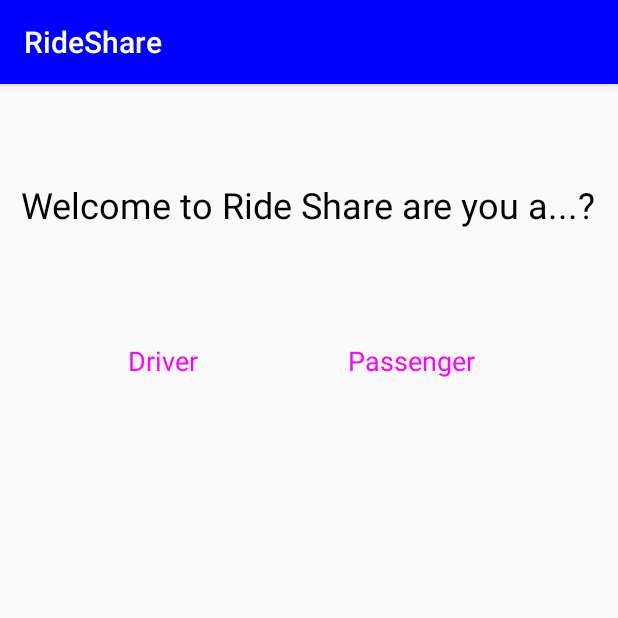
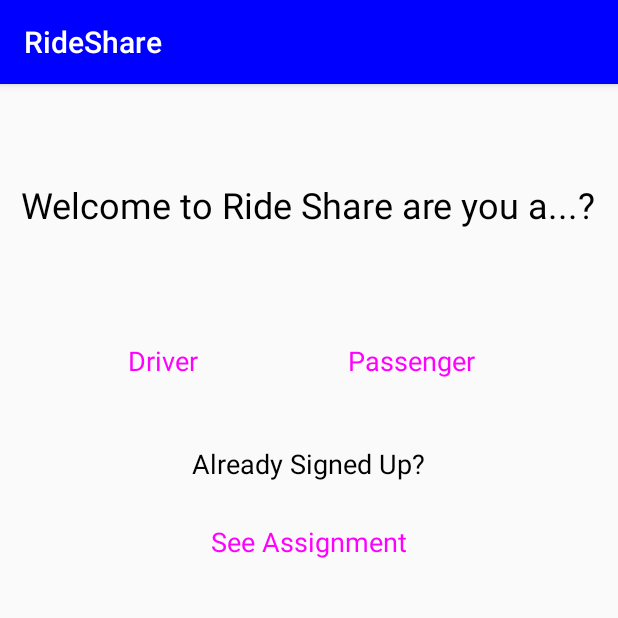
Before and after one commit to cjl1053/HackNH2020, an Android app: the screen it shows after launch (MainActivity), on a phone screen of 412 x 824 dp, the top half of it. Run offline under Robolectric (Android 15) with nearby library versions, the phone set to English and light mode, and no system bars.

Commit message:
Beginning of SeeAssignment stuff

```diff
--- a/RideShare/app/build.gradle
+++ b/RideShare/app/build.gradle
@@ -57,3 +57,8 @@ dependencies {
     androidTestImplementation 'androidx.test.espresso:espresso-core:3.1.1'
     implementation 'com.fasterxml.jackson.core:jackson-databind:2.8.10'
 }
+
+dependencies {
+    implementation 'androidx.appcompat:appcompat:+'
+    implementation 'androidx.constraintlayout:constraintlayout:+'
+}
--- a/RideShare/app/src/main/AndroidManifest.xml
+++ b/RideShare/app/src/main/AndroidManifest.xml
@@ -2,6 +2,8 @@
 <manifest xmlns:android="http://schemas.android.com/apk/res/android"
     xmlns:tools="http://schemas.android.com/tools"
     package="com.team6.rideshare">
+
+    <uses-permission android:name="android.permission.INTERNET" />
 
     <application
         android:allowBackup="true"
@@ -12,6 +14,8 @@
         android:theme="@style/AppTheme"
         android:usesCleartextTraffic="true"
         tools:ignore="GoogleAppIndexingWarning">
+        <activity android:name=".Activities.SeeAssignmentActivity_"
+            android:label="See Assignment"></activity>
         <activity
             android:name=".Activities.PassengerActivity_"
             android:label="Passenger" />
@@ -27,5 +31,4 @@
         </activity>
     </application>
 
-    <uses-permission android:name="android.permission.INTERNET" />
 </manifest>
--- a/RideShare/app/src/main/java/com/team6/rideshare/util/LongLatConverter.java
+++ b/RideShare/app/src/main/java/com/team6/rideshare/util/LongLatConverter.java
@@ -20,7 +20,7 @@ public class LongLatConverter {
         List<Address> addresses;
         try {
             addresses = mGeocoder.getFromLocationName(address, 10);
-            if(addresses == null) {
+            if(addresses == null || addresses.size()==0) {
                 return null;
             }
             // For now, just return the first result.
--- a/RideShare/app/src/main/res/layout/activity_main.xml
+++ b/RideShare/app/src/main/res/layout/activity_main.xml
@@ -21,7 +21,7 @@
     <TableLayout
         android:id="@+id/button_table"
         android:layout_width="match_parent"
-        android:layout_height="match_parent">
+        android:layout_height="wrap_content">
 
         <TableRow
             android:id="@+id/button_row"
@@ -53,5 +53,26 @@
 
     </TableLayout>
 
+    <TextView
+        android:id="@+id/text_view_message"
+        android:layout_width="wrap_content"
+        android:layout_height="wrap_content"
+        android:text="Already Signed Up?"
+        android:textColor="#000000"
+        android:textSize="18sp"
+        android:layout_gravity="center_horizontal"
+        android:layout_marginTop="32dp" />
+
+    <Button
+        android:id="@+id/see_assignment"
+        android:layout_width="wrap_content"
+        android:layout_height="wrap_content"
+        android:onClick="pressAssignments"
+        android:text="See Assignment"
+        android:textSize="18sp"
+        android:layout_margin="16dp"
+        style="@style/Widget.MaterialComponents.Button"
+        android:layout_gravity="center_horizontal"/>
+
 
 </LinearLayout>
```
Also changed, not shown: RideShare/app/src/main/java/com/team6/rideshare/Activities/DriverActivity.java (+26 -3 lines), RideShare/app/src/main/java/com/team6/rideshare/Activities/MainActivity.java (+8 -0 lines), RideShare/app/src/main/java/com/team6/rideshare/Activities/PassengerActivity.java (+26 -3 lines), RideShare/app/src/main/java/com/team6/rideshare/Activities/SeeAssignmentActivity.java (added, +65 -0 lines), RideShare/app/src/main/res/layout/activity_see_assignment.xml (added, +80 -0 lines).
